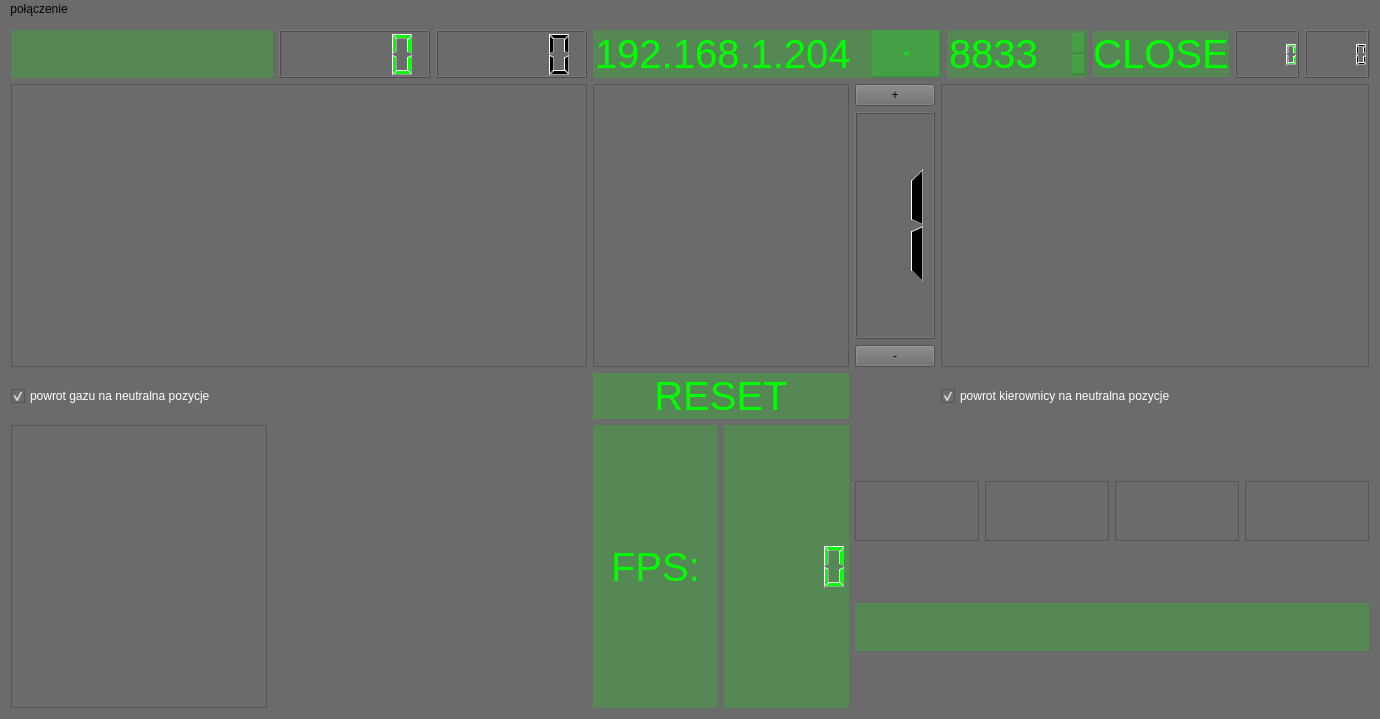
cyniu88/QT_kurs, file pilot/pilotwindow.ui: the form before one commit.
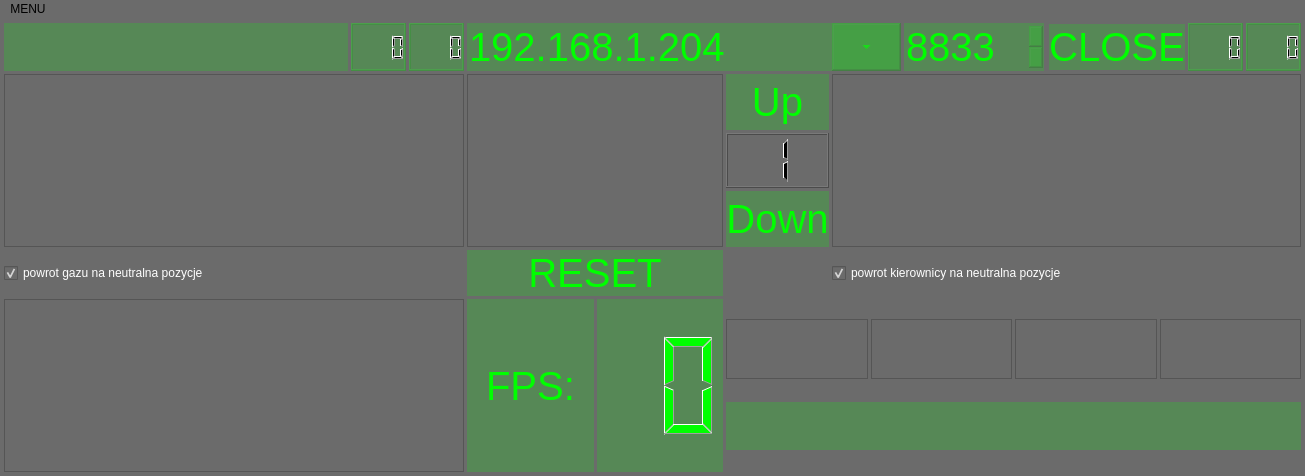
The form after the commit. Icons and pictures are not drawn. Custom widgets are drawn as their Qt base class.

Commit message: poczatek multitouch button

The edit to the form file:
```diff
--- a/pilot/pilotwindow.ui
+++ b/pilot/pilotwindow.ui
@@ -6,8 +6,8 @@
    <rect>
     <x>0</x>
     <y>0</y>
-    <width>1380</width>
-    <height>719</height>
+    <width>1305</width>
+    <height>476</height>
    </rect>
   </property>
   <property name="sizePolicy">
@@ -112,6 +112,9 @@
     font-family:  &quot;Franklin Gothic Medium&quot;;
     font-size:  40px;</string>
         </property>
+        <property name="digitCount">
+         <number>2</number>
+        </property>
        </widget>
       </item>
       <item row="0" column="0">
@@ -175,24 +178,33 @@
     <item row="0" column="2">
      <widget class="QLCDNumber" name="gazLCD_x">
       <property name="sizePolicy">
-       <sizepolicy hsizetype="Expanding" vsizetype="Minimum">
+       <sizepolicy hsizetype="Fixed" vsizetype="Ignored">
         <horstretch>0</horstretch>
         <verstretch>0</verstretch>
        </sizepolicy>
       </property>
       <property name="styleSheet">
-       <string notr="true">color: rgb(0, 255, 0);</string>
+       <string notr="true">background-color: rgba(0, 255, 0, 50);</string>
+      </property>
+      <property name="digitCount">
+       <number>4</number>
       </property>
      </widget>
     </item>
     <item row="0" column="3">
      <widget class="QLCDNumber" name="gazLCD_y">
       <property name="sizePolicy">
-       <sizepolicy hsizetype="Expanding" vsizetype="Minimum">
+       <sizepolicy hsizetype="Fixed" vsizetype="Ignored">
         <horstretch>0</horstretch>
         <verstretch>0</verstretch>
        </sizepolicy>
       </property>
+      <property name="styleSheet">
+       <string notr="true">background-color: rgba(0, 255, 0, 50);</string>
+      </property>
+      <property name="digitCount">
+       <number>4</number>
+      </property>
      </widget>
     </item>
     <item row="0" column="7" colspan="2">
@@ -222,18 +234,21 @@
     <item row="0" column="0" colspan="2">
      <widget class="QLineEdit" name="responsTxt">
       <property name="sizePolicy">
-       <sizepolicy hsizetype="Ignored" vsizetype="Ignored">
+       <sizepolicy hsizetype="Expanding" vsizetype="Fixed">
         <horstretch>0</horstretch>
         <verstretch>0</verstretch>
        </sizepolicy>
       </property>
       <property name="styleSheet">
        <string notr="true">background-color: rgba(0, 255, 0, 50);
- border: true;
-	border-color: rgb(0, 255, 0);
-	color: rgb(0, 255, 0);
-    font-family:  &quot;Franklin Gothic Medium&quot;;
-    font-size:  40px;</string>
+border: true;
+border-color: rgb(0, 255, 0,255);
+color: rgb(0, 255, 0);
+font-family:  &quot;Franklin Gothic Medium&quot;;
+font-size:  40px;</string>
+      </property>
+      <property name="readOnly">
+       <bool>true</bool>
       </property>
      </widget>
     </item>
@@ -306,13 +321,16 @@
     <item row="0" column="10">
      <widget class="QLCDNumber" name="skretLCD_x">
       <property name="sizePolicy">
-       <sizepolicy hsizetype="Fixed" vsizetype="Minimum">
+       <sizepolicy hsizetype="Fixed" vsizetype="Ignored">
         <horstretch>0</horstretch>
         <verstretch>0</verstretch>
        </sizepolicy>
       </property>
       <property name="styleSheet">
-       <string notr="true">color: rgb(0, 255, 0);</string>
+       <string notr="true">background-color: rgba(0, 255, 0, 50);</string>
+      </property>
+      <property name="digitCount">
+       <number>4</number>
       </property>
      </widget>
     </item>
@@ -337,17 +355,20 @@
       </property>
      </widget>
     </item>
-    <item row="5" column="0">
-     <widget class="QGraphicsView" name="graphicsView_barH"/>
-    </item>
     <item row="0" column="11">
      <widget class="QLCDNumber" name="skretLCD_y">
       <property name="sizePolicy">
-       <sizepolicy hsizetype="Fixed" vsizetype="Minimum">
+       <sizepolicy hsizetype="Fixed" vsizetype="Ignored">
         <horstretch>0</horstretch>
         <verstretch>0</verstretch>
        </sizepolicy>
       </property>
+      <property name="styleSheet">
+       <string notr="true">background-color: rgba(0, 255, 0, 50);</string>
+      </property>
+      <property name="digitCount">
+       <number>4</number>
+      </property>
      </widget>
     </item>
     <item row="5" column="5" colspan="7">
@@ -451,14 +472,34 @@
     <item row="2" column="5">
      <layout class="QVBoxLayout" name="verticalLayout">
       <item>
-       <widget class="QPushButton" name="push_plusGear">
+       <widget class="myButton" name="push_plusGear">
+        <property name="sizePolicy">
+         <sizepolicy hsizetype="Minimum" vsizetype="Ignored">
+          <horstretch>0</horstretch>
+          <verstretch>0</verstretch>
+         </sizepolicy>
+        </property>
+        <property name="styleSheet">
+         <string notr="true">background-color: rgba(0, 255, 0, 50);
+ border: true;
+	border-color: rgb(0, 255, 0);
+	color: rgb(0, 255, 0);
+    font-family:  &quot;Franklin Gothic Medium&quot;;
+    font-size:  40px;</string>
+        </property>
         <property name="text">
-         <string>+</string>
+         <string>Up</string>
         </property>
        </widget>
       </item>
       <item>
        <widget class="QLCDNumber" name="gear">
+        <property name="sizePolicy">
+         <sizepolicy hsizetype="Minimum" vsizetype="Ignored">
+          <horstretch>0</horstretch>
+          <verstretch>0</verstretch>
+         </sizepolicy>
+        </property>
         <property name="digitCount">
          <number>1</number>
         </property>
@@ -468,14 +509,31 @@
        </widget>
       </item>
       <item>
-       <widget class="QPushButton" name="push_minusGear">
+       <widget class="myButton" name="push_minusGear">
+        <property name="sizePolicy">
+         <sizepolicy hsizetype="Minimum" vsizetype="Ignored">
+          <horstretch>0</horstretch>
+          <verstretch>0</verstretch>
+         </sizepolicy>
+        </property>
+        <property name="styleSheet">
+         <string notr="true">background-color: rgba(0, 255, 0, 50);
+ border: true;
+	border-color: rgb(0, 255, 0);
+	color: rgb(0, 255, 0);
+    font-family:  &quot;Franklin Gothic Medium&quot;;
+    font-size:  40px;</string>
+        </property>
         <property name="text">
-         <string>-</string>
+         <string>Down</string>
         </property>
        </widget>
       </item>
      </layout>
     </item>
+    <item row="5" column="0" colspan="4">
+     <widget class="QGraphicsView" name="graphicsView_barH"/>
+    </item>
    </layout>
   </widget>
   <widget class="QMenuBar" name="menuBar">
@@ -483,13 +541,13 @@
     <rect>
      <x>0</x>
      <y>0</y>
-     <width>1380</width>
+     <width>1305</width>
      <height>26</height>
     </rect>
    </property>
    <widget class="QMenu" name="menuPo_czenie">
     <property name="title">
-     <string>połączenie</string>
+     <string>MENU</string>
     </property>
     <widget class="QMenu" name="menuLED">
      <property name="title">
@@ -532,7 +590,14 @@
    </property>
   </action>
  </widget>
- <layoutdefault spacing="6" margin="11"/>
+ <layoutdefault spacing="3" margin="4"/>
+ <customwidgets>
+  <customwidget>
+   <class>myButton</class>
+   <extends>QPushButton</extends>
+   <header location="global">mybutton.h</header>
+  </customwidget>
+ </customwidgets>
  <resources>
   <include location="zasoby.qrc"/>
  </resources>
```
The commit also changes 3 other files.
